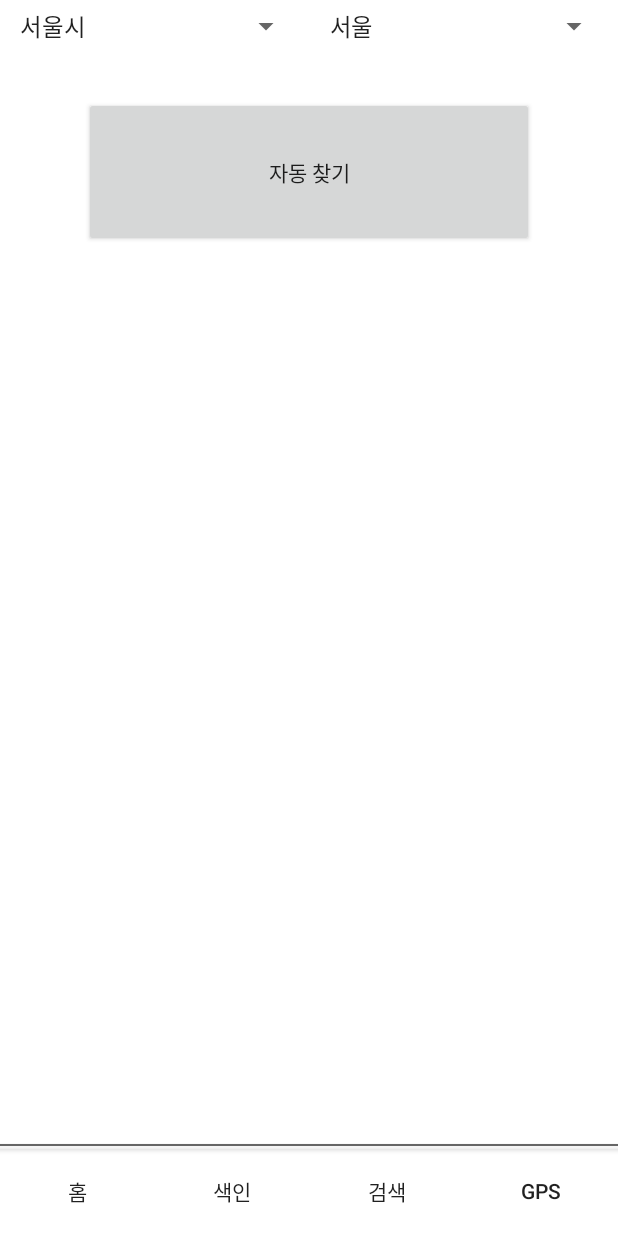
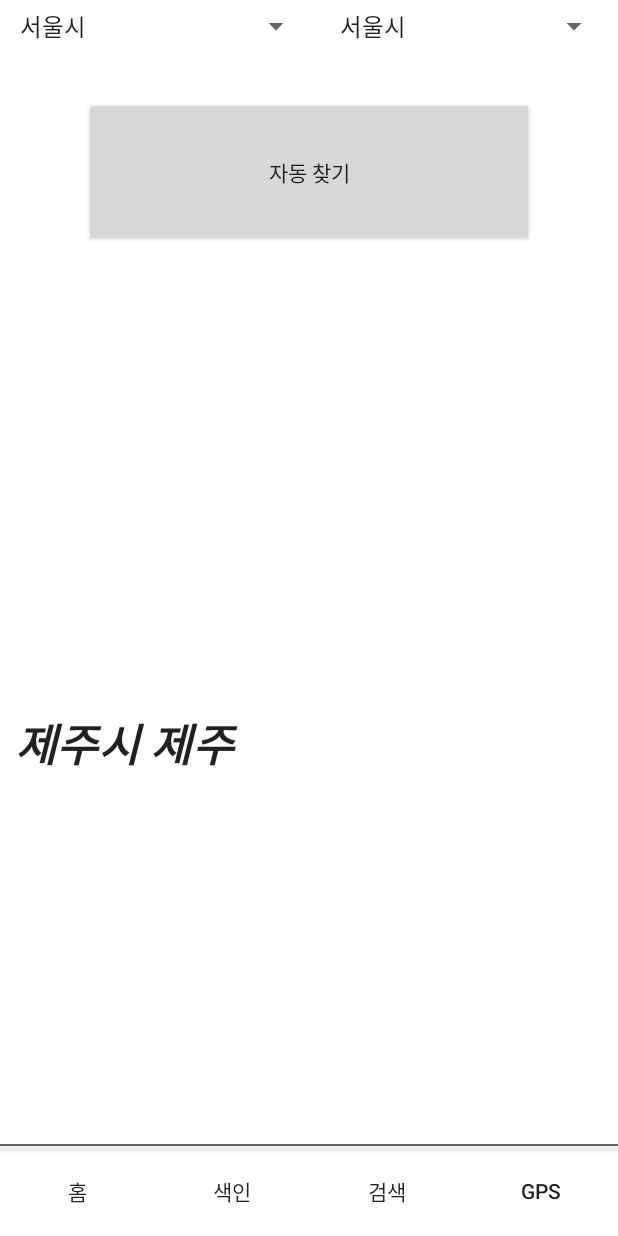
Before and after one commit to HYUSE/How-much, an Android app: the screen it shows after launch (MainActivity), after a tap on "자동 찾기", on a phone screen of 412 x 824 dp. Run offline under Robolectric (Android 15) with nearby library versions, the phone set to English and light mode, and no system bars; 3 other taps on this screen came first.

Commit message:
merge with eunjae

```diff
--- a/How-much/app/src/main/java/hyuse/how_much/GetGPS.java
+++ b/How-much/app/src/main/java/hyuse/how_much/GetGPS.java
@@ -52,8 +52,12 @@ public class GetGPS implements LocationListener {
         }
         if(list == null){
             Log.e("getAddress", "주소 데이터 얻기 실패");
-            return null;
+            return ",0,0";
         }
+        if(list.size() > 0){
+            address = ","+latitude.substring(0,5) +","+ longitude.substring(0,6);
+        }
+        /*
         if(list.size() > 0){
             Address addr = list.get(0);
             address = addr.getAdminArea() + " ";
@@ -64,6 +68,7 @@ public class GetGPS implements LocationListener {
                 address += addr.getSubLocality();
             }
         }
+        */
         return address;
     }
 
--- a/How-much/app/src/main/java/hyuse/how_much/GpsFragment.java
+++ b/How-much/app/src/main/java/hyuse/how_much/GpsFragment.java
@@ -4,6 +4,7 @@ import android.app.Activity;
 import android.net.Uri;
 import android.os.Bundle;
 import android.app.Fragment;
+import android.util.Log;
 import android.view.LayoutInflater;
 import android.view.View;
 import android.view.ViewGroup;
@@ -12,6 +13,7 @@ import android.widget.ArrayAdapter;
 import android.widget.Button;
 import android.widget.Spinner;
 import android.widget.TextView;
+import android.widget.Toast;
 
 public class GpsFragment extends Fragment {
     private OnFragmentInteractionListener mListener;
@@ -48,13 +50,34 @@ public class GpsFragment extends Fragment {
 
         GPS = new GetGPS(this.getActivity());
 
+
         auto_find.setOnClickListener(new View.OnClickListener() {
             public void onClick(View v) {
                 String addr = GPS.get_location();
                 GPS_info.setText(addr);
 
                 String[] region = addr.split(" ");
-                db.insertRegion(region[0], region[1]);
+                //db.insertRegion(region[0], region[1]);
+                Toast.makeText(getActivity(), "가장 가까운 위치을 찾습니다.", Toast.LENGTH_LONG);
+
+                int k=0;
+                String[] res = getResources().getStringArray(R.array.location);
+                float loc[] = {999,999};
+                for(int i=0;i<res.length;i++){
+                    String[] x = res[i].split("-");
+                    String[] y = (x[1]+addr).split(",");
+                    Log.v("aaabb", addr);
+
+                    float a = (Float.parseFloat(y[0])-Float.parseFloat(y[2]));
+                    float b = (Float.parseFloat(y[1])-Float.parseFloat(y[3]));
+                    if(Math.pow(loc[0],2)+Math.pow(loc[1],2)>Math.pow(a,2)+Math.pow(b,2)){
+                        loc[0] = a;
+                        loc[1] = b;
+                        k = i;
+                    }
+                }
+                addr = res[k].split("-")[0].replace(":"," ");
+                GPS_info.setText(addr);
             }
         });
 
@@ -64,7 +87,13 @@ public class GpsFragment extends Fragment {
         do_spinner.setOnItemSelectedListener(new AdapterView.OnItemSelectedListener() {
             public void onItemSelected(AdapterView<?> parent, View view, int position, long id) {
                 do_name = parent.getSelectedItem();
+                int si_list[] = {  R.array.si_1,R.array.si_2,R.array.si_3,R.array.si_4,R.array.si_5,R.array.si_6,
+                        R.array.si_7,R.array.si_8,R.array.si_9,R.array.si_10,R.array.si_11,R.array.si_12,
+                        R.array.si_13,R.array.si_14,R.array.si_15 };
+                si_adapter = ArrayAdapter.createFromResource(getActivity(), si_list[(int)id],    android.R.layout.simple_spinner_item);
+/*
                 switch ((int)id){
+
                     case 0:
                         si_adapter = ArrayAdapter.createFromResource(getActivity(), R.array.si_02,
                                 android.R.layout.simple_spinner_item);
@@ -92,8 +121,10 @@ public class GpsFragment extends Fragment {
 
                     default:
                 }
+                */
                 si_adapter.setDropDownViewResource(android.R.layout.simple_spinner_dropdown_item);
                 si_spinner.setAdapter(si_adapter);
+
 
             }
             public void onNothingSelected(AdapterView<?> parent) {
--- a/How-much/app/src/main/java/hyuse/how_much/HomeFragment.java
+++ b/How-much/app/src/main/java/hyuse/how_much/HomeFragment.java
@@ -15,8 +15,10 @@ import static hyuse.how_much.R.id.fragment_layout;
 
 public class HomeFragment extends Fragment {
     private OnFragmentInteractionListener mListener;
+    //private ListView preference_list;
     private ListView preference_list;
-    private ArrayAdapter<String> list_adapter;
+    private HomeList list_adapter;
+    //private ArrayAdapter<String> list_adapter;
 
     public HomeFragment() {
         // Required empty public constructor
@@ -36,11 +38,23 @@ public class HomeFragment extends Fragment {
         preference_list = (ListView) view.findViewById(R.id.preference_list);
 
         // Android에서 제공하는 string 문자열 하나를 출력 가능한 layout으로 어댑터 생성
-        list_adapter = new ArrayAdapter<String>(getActivity(), android.R.layout.simple_list_item_1);
+        list_adapter = new HomeList();
+        //list_adapter = new ArrayAdapter<String>(getActivity(), android.R.layout.simple_list_item_1);
+        preference_list.setAdapter(list_adapter);
+        // ListView에 어댑터 연결
+        //preference_list.setAdapter(list_adapter);
+        list_adapter.add(new home_data("배","3000"+"원",true) );
+        list_adapter.add(new home_data("사과","4000"+"원",false));
+        list_adapter.add(new home_data("배","3000"+"원",true) );
+        list_adapter.add(new home_data("사과","4000"+"원",false));
+        list_adapter.add(new home_data("배","3000"+"원",true) );
+        list_adapter.add(new home_data("사과","4000"+"원",false));
+        list_adapter.add(new home_data("배","3000"+"원",true) );
+        list_adapter.add(new home_data("사과","4000"+"원",false));
+        list_adapter.add(new home_data("배","3000"+"원",true) );
+        list_adapter.add(new home_data("사과","4000"+"원",false));
 
-        // ListView에 어댑터 연결
-        preference_list.setAdapter(list_adapter);
-
+        /*
         // ListView 아이템 터치 시 이벤트 추가
         preference_list.setOnItemClickListener(new AdapterView.OnItemClickListener() {
             @Override
@@ -65,10 +79,14 @@ public class HomeFragment extends Fragment {
         // ListView에 아이템 추가
         list_adapter.add("사");
         list_adapter.add("배");
-
+*/
         return view;
     }
+    private void MakeList() {
+        //DB에서 읽어 오기
 
+
+    }
     @Override
     public void onAttach(Activity activity) {
         super.onAttach(activity);
--- a/How-much/app/src/main/java/hyuse/how_much/HomeList.java
+++ b/How-much/app/src/main/java/hyuse/how_much/HomeList.java
@@ -1,62 +1,62 @@
 package hyuse.how_much;
-
-import java.lang.reflect.Array;
 import java.util.ArrayList;
 
-/**
- * Created by VVl-lYSl3eaR on 2015-05-11.
- */
-public class HomeList {
-    private class HomeData {
-        private String name;
-        private String grade;
-        private String data1;
+import android.content.Context;
+import android.view.LayoutInflater;
+import android.view.View;
+import android.view.View.OnClickListener;
+import android.view.ViewGroup;
+import android.widget.BaseAdapter;
+import android.widget.TextView;
+import android.widget.Toast;
 
-        HomeData(String a,String b, String c){
-            name = a;
-            grade = b;
-            data1 = c;
+public class HomeList extends BaseAdapter {
+    private ArrayList<home_data>   m_List;
+
+    public HomeList() {
+        m_List = new ArrayList<home_data>();
+    }
+    public int getCount() {
+        return m_List.size();
+    }
+    public Object getItem(int position) {
+        return m_List.get(position);
+    }
+    public long getItemId(int position) {
+        return position;
+    }
+    public View getView(int position, View convertView, ViewGroup parent) {
+        final int pos = position;
+        final Context context = parent.getContext();
+        if ( convertView == null ) {
+            LayoutInflater inflater = (LayoutInflater) context.getSystemService(Context.LAYOUT_INFLATER_SERVICE);
+            convertView = inflater.inflate(R.layout.home_item, parent, false);
+            TextView name = (TextView) convertView.findViewById(R.id.item_name);
+            name.setText(m_List.get(position).name);
+            TextView value = (TextView) convertView.findViewById(R.id.item_value);
+            value.setText(m_List.get(position).value);
+            TextView checker = (TextView) convertView.findViewById(R.id.checker);
+            if(!m_List.get(position).checker) {
+                checker.setText("");
+            }
+
+            convertView.setOnClickListener(new OnClickListener() {
+
+                @Override
+                public void onClick(View v) {
+                    Toast.makeText(context, "리스트 클릭 : "+m_List.get(pos), Toast.LENGTH_SHORT).show();
+                }
+            });
         }
 
-        public String getName() {
-            return name;
-        }
-
-        public String getGrade() {
-            return grade;
-        }
-
-        public String getData1() {
-            return data1;
-        }
+        return convertView;
+    }
+    public void add(home_data item) {
+        System.out.println(getCount());
+        m_List.add(item);
+    }
+    public void remove(int _position) {
+        m_List.remove(_position);
     }
 
-    ArrayList<HomeData> hdatas;
-
-    HomeList(){
-        hdatas = null;
-    }
-    HomeList(String test){
-        addList("test1");
-        addList("test2");
-        addList("test3");
-        addList("test4");
-    }
-    void getdatas(){
-        //내부 DB목록을 읽어서 서버로 요청한 다음 addList를 해줍니다.
-    }
-    void addList(String data){
-        hdatas.add(new HomeData(data,data,data));
-    }
-
-    String[] readElem(int i){
-        HomeData d = hdatas.get(i);
-        String d1 = d.getData1();
-        String d2 = d.getGrade();
-        String d3 = d.getName();
-        String[] x = {d1,d2,d3};
-        return x;
-    }
-
-
 }
--- a/How-much/app/src/main/java/hyuse/how_much/ResultFragment.java
+++ b/How-much/app/src/main/java/hyuse/how_much/ResultFragment.java
@@ -281,7 +281,9 @@ public class ResultFragment extends Fragment {
     }
 
     public String[] setSiAdapter(int position) {
+        /*
         switch (position) {
+
             case 0:
                 si_adapter = ArrayAdapter.createFromResource(getActivity(), R.array.si_02,
                         android.R.layout.simple_spinner_item);
@@ -307,7 +309,7 @@ public class ResultFragment extends Fragment {
                         android.R.layout.simple_spinner_item);
                 return getResources().getStringArray(R.array.si_055);
         }
-
+*/
         return null;
     }
 
--- /dev/null
+++ b/How-much/app/src/main/java/hyuse/how_much/home_data.java
@@ -0,0 +1,15 @@
+package hyuse.how_much;
+/**
+ * Created by VVl-lYSl3eaR on 2015-06-13.
+ */
+public class home_data {
+    public String name;
+    public String value;
+    public Boolean checker;
+
+    home_data(String n, String v, Boolean c){
+        name = n;
+        value = v;
+        checker = c;
+    }
+}
--- a/How-much/app/src/main/res/values/strings.xml
+++ b/How-much/app/src/main/res/values/strings.xml
@@ -9,54 +9,102 @@
     <string name="logo_title">Logo_title</string>
 
     <string-array name="do_list">
-        <item value="02">서울시</item>
-        <item value="031">경기도</item>
-        <item value="033">강원도</item>
-        <item value="041">충청도</item>
-        <item value="063">전라도</item>
-        <item value="055">경상도</item>
+        <item>서울시</item>
+        <item>경기도</item>
+        <item>강원도</item>
+        <item>충청북도</item>
+        <item>경상북도</item>
+        <item>경상남도</item>
+        <item>전라북도</item>
+        <item>전라남도</item>
+        <item>인천시</item>
+        <item>대전시</item>
+        <item>대구시</item>
+        <item>부산시</item>
+        <item>울산시</item>
+        <item>광주시</item>
+        <item>제주시</item>
     </string-array>
 
-    <string-array name="si_02">
-        <item>서울</item>
-        <item>서울 2</item>
-        <item>서울 3</item>
-        <item>서울 4</item>
-        <item>서울 5</item>
-        <item>서울 6</item>
-        <item>서울 7</item>
+    <string-array name="si_1">
+        <item>서울시</item>
     </string-array>
-    <string-array name="si_031">
-        <item>경기 1</item>
-        <item>경기 2</item>
-        <item>경기 3</item>
-        <item>경기 4</item>
-        <item>경기 5</item>
-        <item>경기 6</item>
-        <item>경기 7</item>
+
+    <string-array name="si_2">
+        <item>의정부</item>
+        <item>수원시</item>
     </string-array>
-    <string-array name="si_033">
-        <item>강원 1</item>
-        <item>강원 2</item>
-        <item>강원 3</item>
-        <item>강원 4</item>
-        <item>강원 5</item>
-        <item>강원 6</item>
-        <item>강원 7</item>
+
+    <string-array name="si_3">
+        <item>춘천시</item>
     </string-array>
-    <string-array name="si_041">
-        <item>충청 1</item>
-        <item>충청 2</item>
-        <item>충청 3</item>
+
+    <string-array name="si_4">
+        <item>청주시</item>
     </string-array>
-    <string-array name="si_063">
-        <item>광주</item>
-        <item>전라 2</item>
-        <item>전라 3</item>
+
+    <string-array name="si_5">
+        <item>안동시</item>
+        <item>포항시</item>
     </string-array>
-    <string-array name="si_055">
-        <item>경상 1</item>
-        <item>경상 2</item>
-        <item>경상 3</item>
+
+    <string-array name="si_6">
+        <item>창원시</item>
+    </string-array>
+
+    <string-array name="si_7">
+        <item>전주시</item>
+    </string-array>
+
+    <string-array name="si_8">
+        <item>순천시</item>
+    </string-array>
+
+    <string-array name="si_9">
+        <item>인천시</item>
+    </string-array>
+
+    <string-array name="si_10">
+        <item>대전시</item>
+    </string-array>
+
+    <string-array name="si_11">
+        <item>대구시</item>
+    </string-array>
+
+    <string-array name="si_12">
+        <item>부산시</item>
+    </string-array>
+
+    <string-array name="si_13">
+        <item>울산시</item>
+    </string-array>
+
+    <string-array name="si_14">
+        <item>광주시</item>
+    </string-array>
+
+    <string-array name="si_15">
+        <item>제주시</item>
+    </string-array>
+
+    <string-array name="location">
+        <item>서울시:서울-37.56,126.97-1,1</item>
+        <item>경기도:의정부-37.45,127.30-2,1</item>
+        <item>경기도:수원-37.26,127.02-2,2</item>
+        <item>강원도:춘천-37.87,127.73-3,1</item>
+        <item>충청북도:청주-36.64,127.49-4,1</item>
+        <item>경상북도:안동-35.87,128.33-5,1</item>
+        <item>경상북도:포항-36.81,128.12-5,2</item>
+        <item>경상남도:창원-35.23,128.68-6,1</item>
+        <item>전라북도:전주-35.82,127.15-7,1</item>
+        <item>전라남도:순천-34.95,127.48-8,1</item>
+        <item>인천시:인천-37.45,126.73-9,1</item>
+        <item>대전시:대전-36.32,127.42-10,1</item>
+        <item>대구시:대구-35.87,128.60-11,1</item>
+        <item>부산시:부산-35.17,129.07-12,1</item>
+        <item>울산시:울산-35.54,129.32-13,1</item>
+        <item>광주시:광주-35.15,126.92-14,1</item>
+        <item>제주시:제주-33.51,126.52-15,1</item>
     </string-array>
 </resources>
```
Also changed, not shown: How-much/app/src/main/res/layout/home_item.xml (added, +65 -0 lines).
